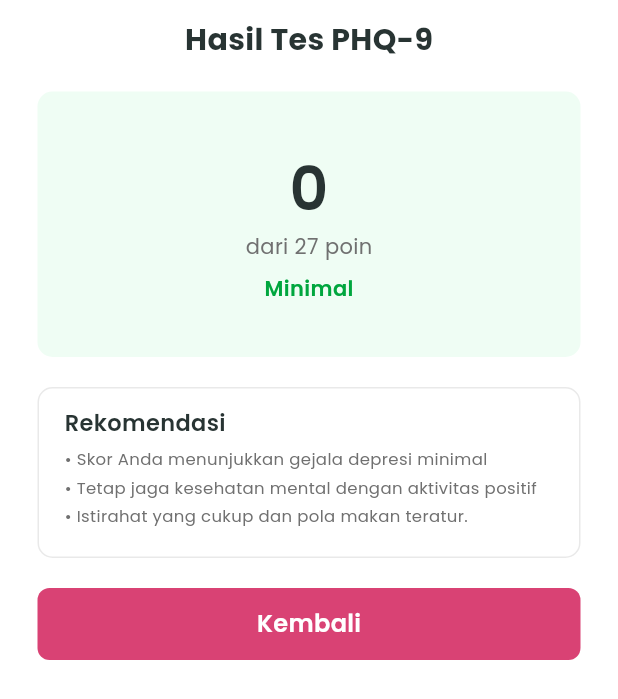
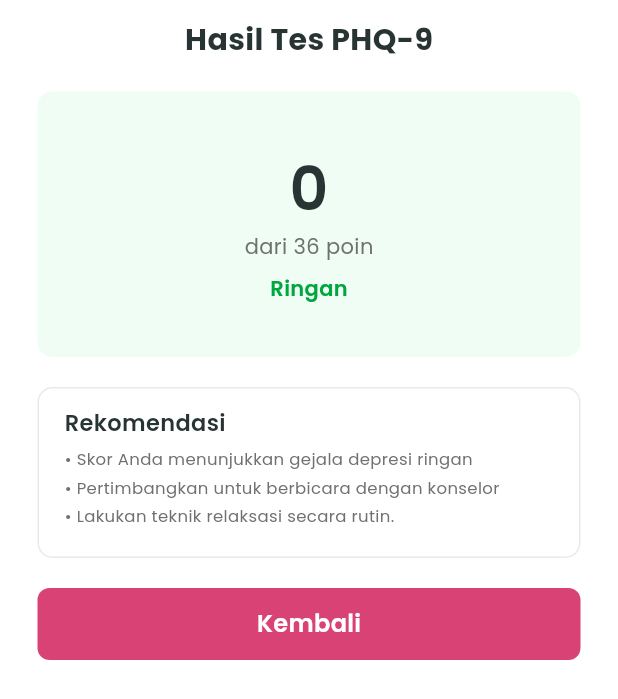
Before and after one commit to ravenclawcode/vida-digital-app, a Flutter app: the TestResultPhqScreen screen opened by its route, on a phone screen of 412 x 824 dp. Shown: the top 699 px of the screen. Run offline on Flutter 3.47's test engine with Material 3 defaults, Android fonts, the phone set to English and light mode, and no system bars; our stand-ins replace audio_service, fl_chart, flutter_local_notifications, flutter_timezone, google_fonts, image_picker and 6 more; accounts and stored records are empty.

Commit message:
update code

```diff
--- a/lib/screens/test phq-9/test_result_phq_screen.dart
+++ b/lib/screens/test phq-9/test_result_phq_screen.dart
@@ -12,45 +12,37 @@ class TestResultPhqScreen extends StatefulWidget {
 
 class _TestResultPhqScreenState extends State<TestResultPhqScreen> {
   Map<String, dynamic> _getResultConfig(int score) {
-    if (score <= 4) {
-      return {
-        'category': 'Minimal',
-        'bgColor': const Color(0xFFEFFDF4),
-        'labelColor': const Color(0xFF00A63E),
-        'recommendation':
-            '• Skor Anda menunjukkan gejala depresi minimal\n• Tetap jaga kesehatan mental dengan aktivitas positif\n• Istirahat yang cukup dan pola makan teratur.',
-      };
-    } else if (score <= 9) {
-      return {
-        'category': 'Ringan',
-        'bgColor': const Color(0xFFEFF6FF),
-        'labelColor': const Color(0xFF165DFB),
-        'recommendation':
-            '• Skor Anda menunjukkan gejala depresi ringan\n• Pertimbangkan untuk berbicara dengan konselor\n• Lakukan teknik relaksasi secara rutin.',
-      };
-    } else if (score <= 14) {
-      return {
-        'category': 'Sedang',
-        'bgColor': const Color(0xFFFEFCE8),
-        'labelColor': const Color(0xFFD18700),
-        'recommendation':
-            '• Skor Anda menunjukkan gejala depresi sedang\n• Sangat disarankan untuk berkonsultasi\n• Monitor perubahan suasana hati Anda setiap hari.',
-      };
-    } else if (score <= 19) {
-      return {
-        'category': 'Cukup Berat',
-        'bgColor': const Color(0xFFFFF7ED),
-        'labelColor': const Color(0xFFF54900),
-        'recommendation':
-            '• Skor Anda menunjukkan gejala depresi cukup berat\n• Sangat penting untuk segera berkonsultasi\n• Jangan ragu mencari dukungan dari orang terdekat.',
-      };
-    } else {
+    if (score >= 20) {
       return {
         'category': 'Berat',
         'bgColor': const Color(0xFFFEF3F2),
         'labelColor': const Color(0xFFE7000B),
         'recommendation':
             '• Skor Anda menunjukkan gejala depresi berat\n• Segera cari bantuan profesional medis atau psikolog\n• Hubungi layanan darurat jika ada pikiran menyakiti diri sendiri.',
+      };
+    } else if (score >= 15) {
+      return {
+        'category': 'Sedang Berat',
+        'bgColor': const Color(0xFFFEFCE8),
+        'labelColor': const Color(0xFFD18700),
+        'recommendation':
+            '• Skor Anda menunjukkan gejala depresi sedang berat\n• Sangat penting untuk segera berkonsultasi\n• Jangan ragu mencari dukungan dari orang terdekat.',
+      };
+    } else if (score >= 10) {
+      return {
+        'category': 'Sedang',
+        'bgColor': const Color(0xFFEFF6FF),
+        'labelColor': const Color(0xFF165DFB),
+        'recommendation':
+            '• Skor Anda menunjukkan gejala depresi sedang\n• Sangat disarankan untuk berkonsultasi\n• Monitor perubahan suasana hati Anda setiap hari.',
+      };
+    } else {
+      return {
+        'category': 'Ringan',
+        'bgColor': const Color(0xFFEFFDF4),
+        'labelColor': const Color(0xFF00A63E),
+        'recommendation':
+            '• Skor Anda menunjukkan gejala depresi ringan\n• Pertimbangkan untuk berbicara dengan konselor\n• Lakukan teknik relaksasi secara rutin.',
       };
     }
   }
@@ -107,7 +99,7 @@ class _TestResultPhqScreenState extends State<TestResultPhqScreen> {
           mainAxisAlignment: MainAxisAlignment.center,
           children: [
             Text('${widget.score}', style: AppTextStyles.poinTesPHQ),
-            Text('dari 27 poin', style: AppTextStyles.totalTesPHQ),
+            Text('dari 36 poin', style: AppTextStyles.totalTesPHQ),
             const SizedBox(height: 8),
             Text(
               config['category'],
```
Also changed, not shown: lib/screens/home/patient_screen.dart (+15 -22 lines), 4 other files.
